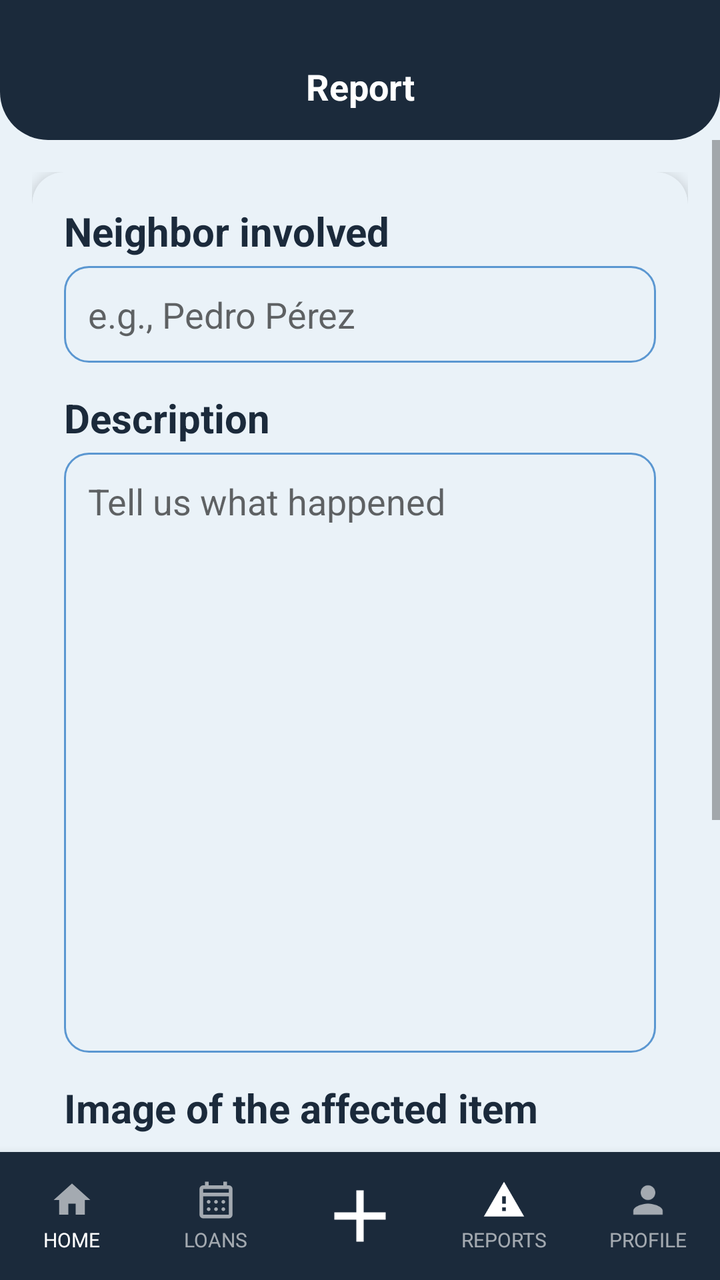
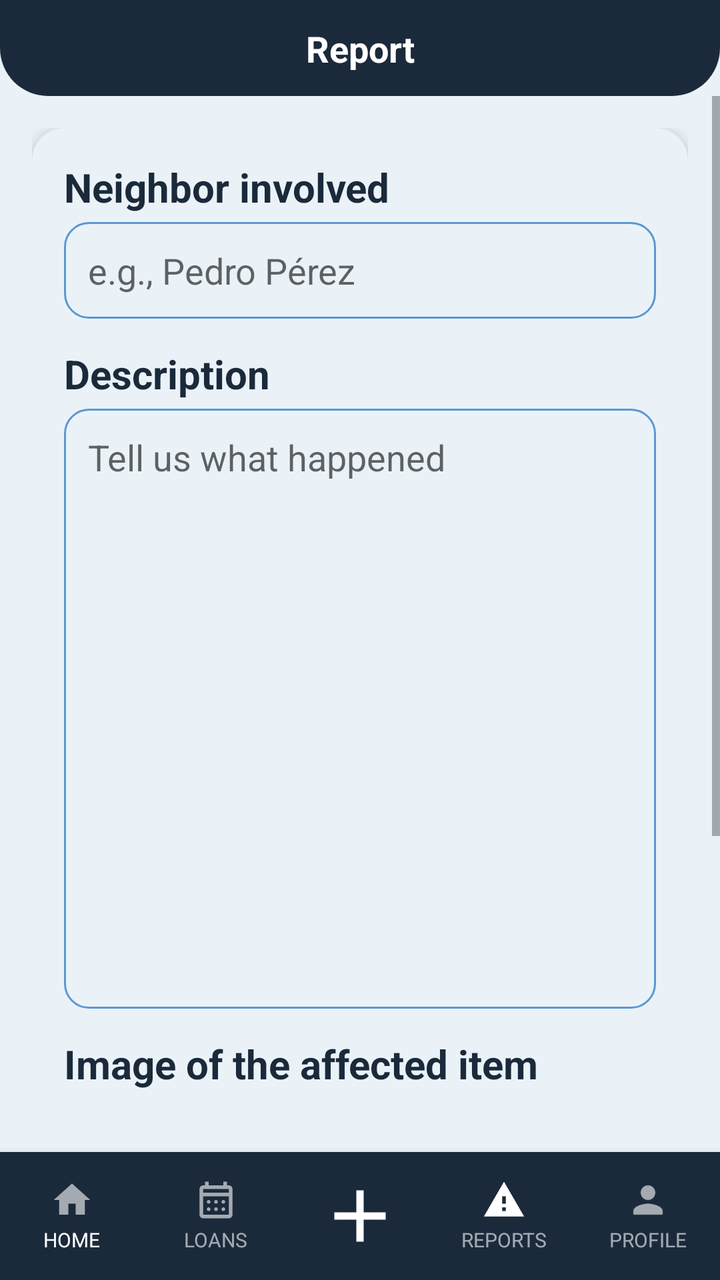

Compare the two renders of this Android layout. The source of the first and the diff that turns it into the second are given below.
<!-- AndroidManifest.xml: application theme Theme.YipShare -->
<!-- res/layout/activity_reporte.xml -->
<?xml version="1.0" encoding="utf-8"?>
<androidx.constraintlayout.widget.ConstraintLayout
    xmlns:android="http://schemas.android.com/apk/res/android"
    xmlns:app="http://schemas.android.com/apk/res-auto"
    android:id="@+id/main"
    android:layout_width="match_parent"
    android:layout_height="match_parent"
    android:background="@color/fondo_pantalla">


    <View
        android:id="@+id/bg_header"
        android:layout_width="0dp"
        android:layout_height="0dp"
        android:background="@drawable/bg_header"
        app:layout_constraintTop_toTopOf="parent"
        app:layout_constraintStart_toStartOf="parent"
        app:layout_constraintEnd_toEndOf="parent"
        app:layout_constraintBottom_toBottomOf="@id/guideline_header" />

    <androidx.constraintlayout.widget.Guideline
        android:id="@+id/guideline_header"
        android:layout_width="wrap_content"
        android:layout_height="wrap_content"
        android:orientation="horizontal"
        app:layout_constraintGuide_begin="70dp" />
    <androidx.constraintlayout.widget.Guideline
        android:id="@+id/guideline_status"
        android:layout_width="wrap_content"
        android:layout_height="wrap_content"
        android:orientation="horizontal"
        app:layout_constraintGuide_begin="0dp" />



    <TextView
        android:id="@+id/tv_titulo_pantalla"
        android:layout_width="0dp"
        android:layout_height="wrap_content"
        android:text="@string/reporte_titulo"
        android:textAlignment="center"
        android:textColor="@android:color/white"
        android:textStyle="bold"
        android:textSize="18sp"
        android:gravity="center"
        android:layout_marginTop="16dp"
        app:layout_constraintTop_toBottomOf="@id/guideline_status"
        app:layout_constraintBottom_toTopOf="@id/guideline_header"
        app:layout_constraintStart_toStartOf="parent"
        app:layout_constraintEnd_toEndOf="parent" />


    <ScrollView
        android:layout_width="0dp"
        android:layout_height="0dp"
        app:layout_constraintTop_toBottomOf="@id/guideline_header"
        app:layout_constraintStart_toStartOf="parent"
        app:layout_constraintEnd_toEndOf="parent"
        app:layout_constraintBottom_toTopOf="@id/bottom_nav">

        <androidx.constraintlayout.widget.ConstraintLayout
            android:layout_width="match_parent"
            android:layout_height="wrap_content"
            android:padding="16dp">

            <androidx.cardview.widget.CardView
                android:id="@+id/card_formulario"
                android:layout_width="0dp"
                android:layout_height="wrap_content"
                app:cardCornerRadius="16dp"
                app:cardElevation="4dp"
                app:cardBackgroundColor="@color/color_tarjeta"
                app:layout_constraintTop_toTopOf="parent"
                app:layout_constraintStart_toStartOf="parent"
                app:layout_constraintEnd_toEndOf="parent">

                <LinearLayout
                    android:layout_width="match_parent"
                    android:layout_height="wrap_content"
                    android:orientation="vertical"
                    android:padding="16dp">

                    <TextView
                        android:id="@+id/report_vecino"
                        style="@style/TextTitle"
                        android:layout_width="wrap_content"
                        android:layout_height="wrap_content"
                        android:textSize="20sp"
                        android:text="@string/reporte_vecino" />

                    <EditText
                        android:id="@+id/et_nombre_vecino"
                        android:layout_width="match_parent"
                        android:layout_height="wrap_content"
                        android:layout_marginTop="4dp"
                        android:background="@drawable/bg_input"
                        android:padding="12dp"
                        android:inputType="textCapSentences"
                        android:hint="@string/reporte_vecino_hint" />


                    <TextView
                        style="@style/TextTitle"
                        android:layout_width="wrap_content"
                        android:layout_height="wrap_content"
                        android:layout_marginTop="14dp"
                        android:textSize="20sp"
                        android:text="@string/FA_descripcion" />

                    <EditText
                        android:id="@+id/et_descripcion"
                        android:layout_width="match_parent"
                        android:layout_height="300dp"
                        android:layout_marginTop="4dp"
                        android:background="@drawable/bg_input"
                        android:padding="12dp"
                        android:gravity="top|start"
                        android:inputType="textMultiLine|textCapSentences"
                        android:hint="@string/reporte_descripcion_hint" />

                    <TextView
                        style="@style/TextTitle"
                        android:layout_width="match_parent"
                        android:layout_height="wrap_content"
                        android:text="@string/reporte_imagen"
                        android:textSize="20sp"
                        android:layout_marginTop="14dp" />

                    <FrameLayout
                        android:layout_width="match_parent"
                        android:layout_height="140dp"
                        android:layout_marginTop="16dp"
                        android:background="@drawable/bg_placeholder_imagen">

                        <ImageView
                            android:id="@+id/iv_preview_imagen"
                            android:layout_width="match_parent"
                            android:layout_height="match_parent"
                            android:scaleType="centerCrop"
                            android:contentDescription="@string/iv_preview_imagen"
                            android:visibility="gone" />

                        <Button
                            android:id="@+id/btn_cambiar_imagen2"
                            style="@style/ButtonPrimary"
                            android:layout_width="300dp"
                            android:layout_height="wrap_content"
                            android:layout_gravity="center"
                            android:text="@string/btn_cambiar_imagen" />

                    </FrameLayout>


                    <Button
                        android:id="@+id/btn_enviar_Reporte"
                        style="@style/ButtonPrimary"
                        android:layout_width="300dp"
                        android:layout_height="wrap_content"
                        android:layout_gravity="center"
                        android:layout_marginTop="20dp"
                        android:text="@string/btn_enviar_reporte" />



                </LinearLayout>

            </androidx.cardview.widget.CardView>



        </androidx.constraintlayout.widget.ConstraintLayout>

    </ScrollView>


    <LinearLayout
        android:id="@+id/bottom_nav"
        android:layout_width="0dp"
        android:layout_height="64dp"
        android:orientation="horizontal"
        android:weightSum="5"
        android:background="@color/azul_yipshare"
        android:elevation="8dp"
        app:layout_constraintBottom_toBottomOf="parent"
        app:layout_constraintStart_toStartOf="parent"
        app:layout_constraintEnd_toEndOf="parent">

        <LinearLayout
            android:id="@+id/nav_inicio"
            android:layout_width="0dp"
            android:layout_height="match_parent"
            android:layout_weight="1"
            android:orientation="vertical"
            android:gravity="center"
            android:clickable="true"
            android:focusable="true"
            android:background="?attr/selectableItemBackgroundBorderless">

            <ImageView
                android:id="@+id/imageView_inicio"
                android:layout_width="22dp"
                android:layout_height="22dp"
                android:src="@drawable/ic_house_princial"
                app:tint="#99FFFFFF"
                android:contentDescription="@string/imageView_inicio" />

            <TextView
                android:id="@+id/textView_inicio"
                android:layout_width="wrap_content"
                android:layout_height="wrap_content"
                android:text="@string/textView_inicio"
                android:textColor="@android:color/white"
                android:textSize="10sp"
                android:layout_marginTop="2dp" />
        </LinearLayout>

        <LinearLayout
            android:id="@+id/nav_prestamos"
            android:layout_width="0dp"
            android:layout_height="match_parent"
            android:layout_weight="1"
            android:orientation="vertical"
            android:gravity="center"
            android:clickable="true"
            android:focusable="true"
            android:background="?attr/selectableItemBackgroundBorderless">

            <ImageView
                android:id="@+id/imageView_prestamos"
                android:layout_width="22dp"
                android:layout_height="22dp"
                android:src="@drawable/ic_calendar_month"
                app:tint="#99FFFFFF"
                android:contentDescription="@string/imageView_prestamos" />

            <TextView
                android:id="@+id/textView_prestamos"
                android:layout_width="wrap_content"
                android:layout_height="wrap_content"
                android:text="@string/textView_prestamos"
                android:textColor="#99FFFFFF"
                android:textSize="10sp"
                android:layout_marginTop="2dp" />
        </LinearLayout>

        <LinearLayout
            android:id="@+id/nav_agregar"
            android:layout_width="0dp"
            android:layout_height="match_parent"
            android:layout_weight="1"
            android:orientation="vertical"
            android:gravity="center"
            android:clickable="true"
            android:focusable="true"
            android:background="?attr/selectableItemBackgroundBorderless">

            <ImageView
                android:id="@+id/imageView_agregar"
                android:layout_width="44dp"
                android:layout_height="44dp"
                android:src="@drawable/ic_plus_icon"
                app:tint="@android:color/white"
                android:contentDescription="@string/imageView_agregar" />
        </LinearLayout>

        <LinearLayout
            android:id="@+id/nav_reportes"
            android:layout_width="0dp"
            android:layout_height="match_parent"
            android:layout_weight="1"
            android:orientation="vertical"
            android:gravity="center"
            android:clickable="true"
            android:focusable="true"
            android:background="?attr/selectableItemBackgroundBorderless">

            <ImageView
                android:id="@+id/imageView_reportes"
                android:layout_width="22dp"
                android:layout_height="22dp"
                android:src="@drawable/ic_warning"
                app:tint="@android:color/white"
                android:contentDescription="@string/imageView_reportes" />

            <TextView
                android:id="@+id/textView_reportes"
                android:layout_width="wrap_content"
                android:layout_height="wrap_content"
                android:text="@string/textView_reportes"
                android:textColor="#99FFFFFF"
                android:textSize="10sp"
                android:layout_marginTop="2dp" />
        </LinearLayout>

        <LinearLayout
            android:id="@+id/nav_perfil"
            android:layout_width="0dp"
            android:layout_height="match_parent"
            android:layout_weight="1"
            android:orientation="vertical"
            android:gravity="center"
            android:clickable="true"
            android:focusable="true"
            android:background="?attr/selectableItemBackgroundBorderless">

            <ImageView
                android:id="@+id/imageView_perfil"
                android:layout_width="22dp"
                android:layout_height="22dp"
                android:src="@drawable/ic_person"
                app:tint="#99FFFFFF"
                android:contentDescription="@string/imageView_perfil" />

            <TextView
                android:id="@+id/textView_perfil"
                android:layout_width="wrap_content"
                android:layout_height="wrap_content"
                android:text="@string/textView_perfil"
                android:textColor="#99FFFFFF"
                android:textSize="10sp"
                android:layout_marginTop="2dp" />
        </LinearLayout>

    </LinearLayout>

</androidx.constraintlayout.widget.ConstraintLayout>
<!-- resources referenced by this layout -->
<resources>
  <color name="azul_yipshare">#1B2A3B</color>
  <color name="color_tarjeta">#EAF2F8</color>
  <color name="fondo_pantalla">#EAF2F8</color>
  <!-- drawable bg_header (drawable) -->
  <?xml version="1.0" encoding="utf-8"?>
  <shape xmlns:android="http://schemas.android.com/apk/res/android"
      android:shape="rectangle">
      <solid android:color="@color/azul_yipshare" />
      <corners
          android:bottomLeftRadius="24dp"
          android:bottomRightRadius="24dp" />
  </shape>
  <!-- drawable bg_placeholder_imagen (drawable) -->
  <?xml version="1.0" encoding="utf-8"?>
  <shape xmlns:android="http://schemas.android.com/apk/res/android"
      android:shape="rectangle">
      <solid android:color="@color/input_fondo" />
      <corners android:radius="8dp" />
  </shape>
  <!-- drawable ic_house_princial (drawable) -->
  <vector xmlns:android="http://schemas.android.com/apk/res/android"
      android:width="24dp"
      android:height="24dp"
      android:viewportWidth="24"
      android:viewportHeight="24">
      <path
          android:fillColor="@android:color/white"
          android:pathData="M10,20v-6h4v6h5v-8h3L12,3 2,12h3v8z"/>
  </vector>
  <!-- drawable ic_warning (drawable) -->
  <vector xmlns:android="http://schemas.android.com/apk/res/android"
      android:width="24dp"
      android:height="24dp"
      android:viewportWidth="24"
      android:viewportHeight="24">
      <path
          android:fillColor="@android:color/white"
          android:pathData="M1,21h22L12,2 1,21zM13,18h-2v-2h2v2zM13,14h-2v-4h2v4z"/>
  </vector>
  <string name="FA_descripcion">Description</string>
  <string name="btn_cambiar_imagen">Change image</string>
  <string name="btn_enviar_reporte">Submit Report</string>
  <string name="imageView_agregar">Add</string>
  <string name="imageView_inicio">Home</string>
  <string name="imageView_perfil">Profile</string>
  <string name="imageView_prestamos">Loans</string>
  <string name="imageView_reportes">Reports</string>
  <string name="iv_preview_imagen">Image preview</string>
  <string name="reporte_descripcion_hint">Tell us what happened</string>
  <string name="reporte_imagen">Image of the affected item</string>
  <string name="reporte_titulo">Report</string>
  <string name="reporte_vecino">Neighbor involved</string>
  <string name="reporte_vecino_hint">e.g., Pedro Pérez</string>
  <string name="textView_inicio">HOME</string>
  <string name="textView_perfil">PROFILE</string>
  <string name="textView_prestamos">LOANS</string>
  <string name="textView_reportes">REPORTS</string>
  <style name="ButtonPrimary">
          <item name="android:layout_width">match_parent</item>
          <item name="android:layout_height">52dp</item>
          <item name="android:background">@drawable/bg_button_primary</item>
          <item name="android:textColor">#FFFFFF</item>
          <item name="android:textSize">16sp</item>
          <item name="android:textAllCaps">false</item>
      </style>
  <style name="TextTitle">
          <item name="android:textColor">@color/azul_yipshare</item>
          <item name="android:textSize">18sp</item>
          <item name="android:textStyle">bold</item>
      </style>
  <style name="Theme.YipShare" parent="Theme.AppCompat.DayNight.NoActionBar">
          <item name="android:windowBackground">@color/fondo_pantalla</item>
      </style>
  <color name="input_fondo">#EAF2F8</color>
  <color name="input_stroke">#5B97D1</color>
  <!-- drawable bg_button_primary (drawable) -->
  <?xml version="1.0" encoding="utf-8"?>
  <shape xmlns:android="http://schemas.android.com/apk/res/android"
      android:shape="rectangle">
      <solid android:color="@color/azul_yipshare" />
      <corners android:radius="12dp" />
  </shape>
  <!-- unchanged entries left out for length: 4 -->
</resources>

<!-- the commit's change to res/layout/activity_reporte.xml (unified diff, before → after) -->
@@ -23,7 +23,7 @@
         android:layout_width="wrap_content"
         android:layout_height="wrap_content"
         android:orientation="horizontal"
-        app:layout_constraintGuide_begin="70dp" />
+        app:layout_constraintGuide_begin="48dp" />
     <androidx.constraintlayout.widget.Guideline
         android:id="@+id/guideline_status"
         android:layout_width="wrap_content"
@@ -43,7 +43,6 @@
         android:textStyle="bold"
         android:textSize="18sp"
         android:gravity="center"
-        android:layout_marginTop="16dp"
         app:layout_constraintTop_toBottomOf="@id/guideline_status"
         app:layout_constraintBottom_toTopOf="@id/guideline_header"
         app:layout_constraintStart_toStartOf="parent"
